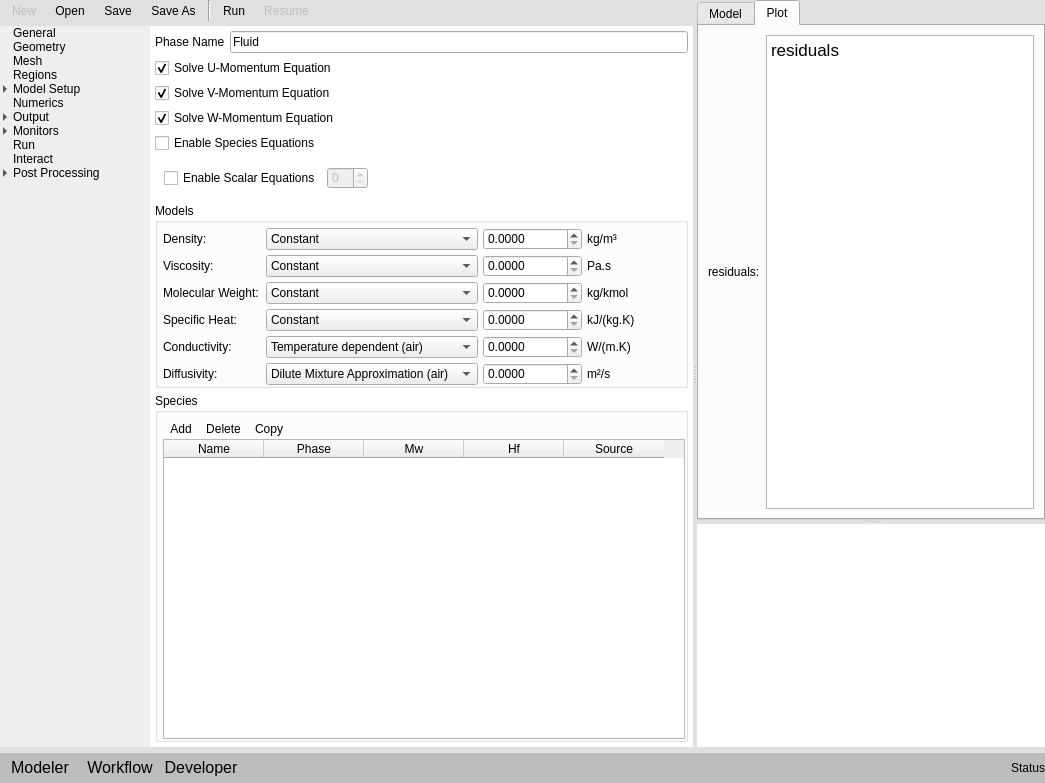
Above: gui/uifiles/gui.ui from truongd8593/mfix before the change. Below: the same form after it.
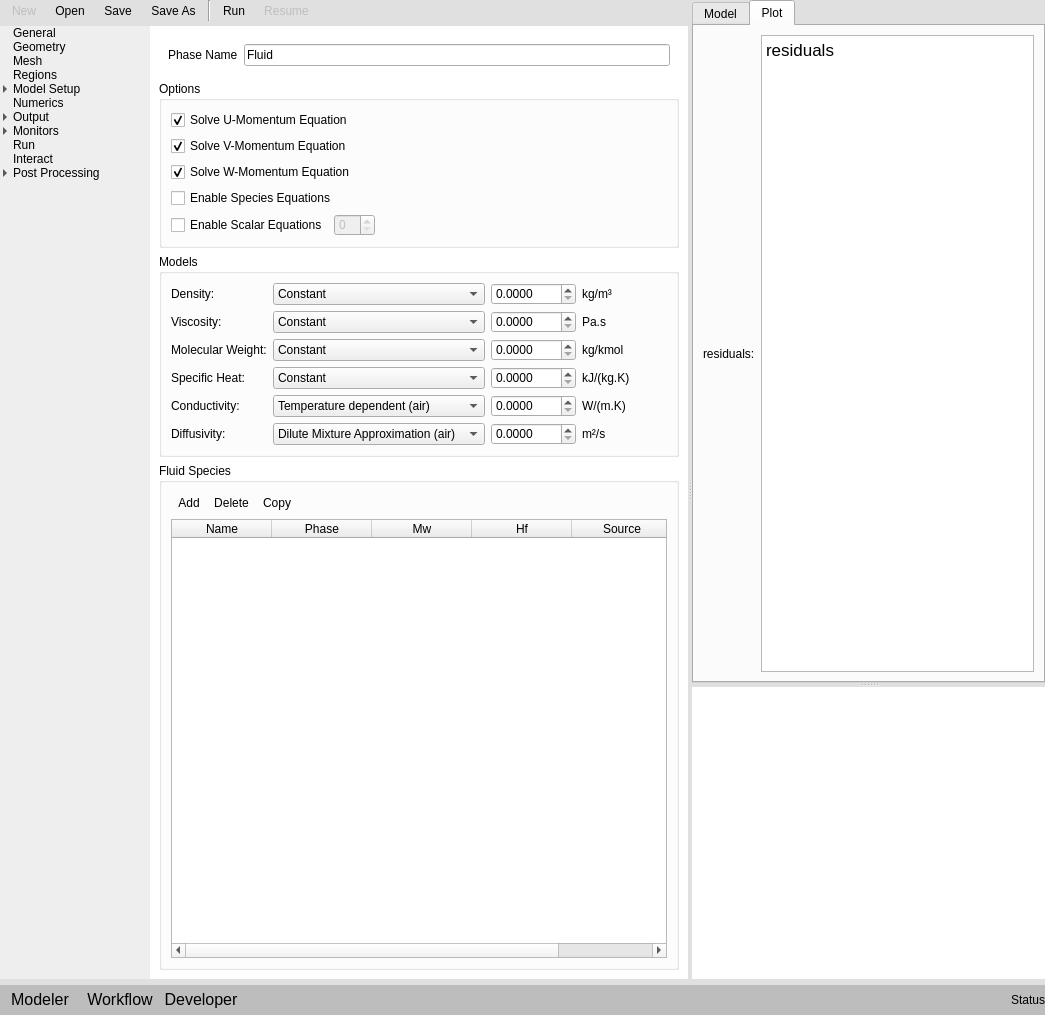
That is the form after the change. The open tabs and pages were chosen to show the change. Custom widgets are drawn as their Qt base class.

Commit message: fix some alignment issues in 'fluid' pane

```diff
--- a/gui/uifiles/gui.ui
+++ b/gui/uifiles/gui.ui
@@ -7,7 +7,7 @@
     <x>0</x>
     <y>0</y>
     <width>1045</width>
-    <height>783</height>
+    <height>1015</height>
    </rect>
   </property>
   <property name="windowTitle">
@@ -629,14 +629,8 @@
                   <number>1</number>
                  </property>
                  <widget class="QWidget" name="fluid">
-                  <layout class="QVBoxLayout" name="verticalLayout_7">
-                   <property name="spacing">
-                    <number>5</number>
-                   </property>
-                   <property name="margin">
-                    <number>5</number>
-                   </property>
-                   <item>
+                  <layout class="QGridLayout" name="gridLayout_3">
+                   <item row="0" column="0">
                     <widget class="QFrame" name="frame_fluid_phase_name">
                      <property name="frameShape">
                       <enum>QFrame::NoFrame</enum>
@@ -644,13 +638,9 @@
                      <property name="frameShadow">
                       <enum>QFrame::Plain</enum>
                      </property>
-                     <layout class="QHBoxLayout" name="horizontalLayout_16">
-                      <property name="spacing">
-                       <number>5</number>
-                      </property>
-                      <property name="margin">
-                       <number>0</number>
-                      </property>
+                     <layout class="QGridLayout" name="gridLayout_2">
+                      <item row="0" column="0">
+                       <layout class="QHBoxLayout" name="horizontalLayout_3">
                       <item>
                        <widget class="QLabel" name="label_27">
                         <property name="text">
@@ -666,9 +656,20 @@
                        </widget>
                       </item>
                      </layout>
+                      </item>
+                     </layout>
                     </widget>
                    </item>
-                   <item>
+                   <item row="1" column="0">
+                    <widget class="QGroupBox" name="groupBox">
+                     <property name="title">
+                      <string>Options</string>
+                     </property>
+                     <property name="flat">
+                      <bool>true</bool>
+                     </property>
+                     <layout class="QGridLayout" name="gridLayout">
+                      <item row="0" column="0">
                     <widget class="CheckBox" name="checkbox_keyword_momentum_x_eq_args_0">
                      <property name="text">
                       <string>Solve U-Momentum Equation</string>
@@ -678,7 +679,7 @@
                      </property>
                     </widget>
                    </item>
-                   <item>
+                      <item row="1" column="0">
                     <widget class="CheckBox" name="checkbox_keyword_momentum_y_eq_args_0">
                      <property name="text">
                       <string>Solve V-Momentum Equation</string>
@@ -688,7 +689,7 @@
                      </property>
                     </widget>
                    </item>
-                   <item>
+                      <item row="2" column="0">
                     <widget class="CheckBox" name="checkbox_keyword_momentum_z_eq_args_0">
                      <property name="text">
                       <string>Solve W-Momentum Equation</string>
@@ -698,22 +699,15 @@
                      </property>
                     </widget>
                    </item>
-                   <item>
+                      <item row="3" column="0">
                     <widget class="CheckBox" name="checkbox_keyword_species_eq_args_0">
                      <property name="text">
                       <string>Enable Species Equations</string>
                      </property>
                     </widget>
                    </item>
-                   <item>
-                    <widget class="QFrame" name="splitter_fluid_scalar_eq">
-                     <property name="minimumSize">
-                      <size>
-                       <width>0</width>
-                       <height>0</height>
-                      </size>
-                     </property>
-                     <layout class="QHBoxLayout" name="horizontalLayout_3">
+                      <item row="4" column="0">
+                       <layout class="QHBoxLayout" name="horizontalLayout_4">
                       <item>
                        <widget class="QCheckBox" name="checkbox_enable_fluid_scalar_eq">
                         <property name="text">
@@ -738,16 +732,18 @@
                         </property>
                         <property name="sizeHint" stdset="0">
                          <size>
-                          <width>286</width>
+                            <width>40</width>
                           <height>20</height>
                          </size>
                         </property>
                        </spacer>
                       </item>
                      </layout>
+                      </item>
+                     </layout>
                     </widget>
                    </item>
-                   <item>
+                   <item row="2" column="0">
                     <widget class="QGroupBox" name="groupbox_fluid_phase_models">
                      <property name="title">
                       <string>Models</string>
@@ -755,22 +751,14 @@
                      <property name="flat">
                       <bool>true</bool>
                      </property>
-                     <layout class="QGridLayout" name="gridLayout_14">
-                      <property name="leftMargin">
-                       <number>5</number>
-                      </property>
-                      <property name="topMargin">
-                       <number>5</number>
-                      </property>
-                      <property name="rightMargin">
-                       <number>0</number>
-                      </property>
-                      <property name="bottomMargin">
-                       <number>0</number>
-                      </property>
-                      <property name="spacing">
-                       <number>5</number>
-                      </property>
+                     <layout class="QGridLayout" name="gridLayout_5">
+                      <item row="0" column="0">
+                       <widget class="QLabel" name="label_28">
+                        <property name="text">
+                         <string>Density:</string>
+                        </property>
+                       </widget>
+                      </item>
                       <item row="0" column="1">
                        <widget class="QComboBox" name="combobox_fluid_density_model">
                         <item>
@@ -790,6 +778,37 @@
                         </item>
                        </widget>
                       </item>
+                      <item row="0" column="2">
+                       <widget class="DoubleSpinBox" name="spinbox_keyword_ro_g0">
+                        <property name="decimals">
+                         <number>4</number>
+                        </property>
+                        <property name="singleStep">
+                         <double>0.001000000000000</double>
+                        </property>
+                       </widget>
+                      </item>
+                      <item row="0" column="3">
+                       <widget class="QLabel" name="label_2">
+                        <property name="font">
+                         <font>
+                          <weight>50</weight>
+                          <italic>false</italic>
+                          <bold>false</bold>
+                         </font>
+                        </property>
+                        <property name="text">
+                         <string>kg/m³ </string>
+                        </property>
+                       </widget>
+                      </item>
+                      <item row="1" column="0">
+                       <widget class="QLabel" name="label_29">
+                        <property name="text">
+                         <string>Viscosity:</string>
+                        </property>
+                       </widget>
+                      </item>
                       <item row="1" column="1">
                        <widget class="QComboBox" name="combobox_fluid_viscosity_model">
                         <item>
@@ -809,6 +828,35 @@
                         </item>
                        </widget>
                       </item>
+                      <item row="1" column="2">
+                       <widget class="DoubleSpinBox" name="spinbox_keyword_mu_g0">
+                        <property name="decimals">
+                         <number>4</number>
+                        </property>
+                        <property name="singleStep">
+                         <double>0.001000000000000</double>
+                        </property>
+                       </widget>
+                      </item>
+                      <item row="1" column="3">
+                       <widget class="QLabel" name="label_3">
+                        <property name="font">
+                         <font>
+                          <italic>false</italic>
+                         </font>
+                        </property>
+                        <property name="text">
+                         <string>Pa.s</string>
+                        </property>
+                       </widget>
+                      </item>
+                      <item row="2" column="0">
+                       <widget class="QLabel" name="label_30">
+                        <property name="text">
+                         <string>Molecular Weight:</string>
+                        </property>
+                       </widget>
+                      </item>
                       <item row="2" column="1">
                        <widget class="QComboBox" name="combobox_fluid_molecular_weight_model">
                         <item>
@@ -823,6 +871,28 @@
                         </item>
                        </widget>
                       </item>
+                      <item row="2" column="2">
+                       <widget class="DoubleSpinBox" name="spinbox_keyword_mw_avg">
+                        <property name="decimals">
+                         <number>4</number>
+                        </property>
+                        <property name="singleStep">
+                         <double>0.001000000000000</double>
+                        </property>
+                       </widget>
+                      </item>
+                      <item row="2" column="3">
+                       <widget class="QLabel" name="label_4">
+                        <property name="font">
+                         <font>
+                          <italic>false</italic>
+                         </font>
+                        </property>
+                        <property name="text">
+                         <string>kg/kmol</string>
+                        </property>
+                       </widget>
+                      </item>
                       <item row="3" column="0">
                        <widget class="QLabel" name="label_31">
                         <property name="text">
@@ -830,24 +900,44 @@
                         </property>
                        </widget>
                       </item>
-                      <item row="2" column="0">
-                       <widget class="QLabel" name="label_30">
+                      <item row="3" column="1">
+                       <widget class="QComboBox" name="combobox_fluid_specific_heat_model">
+                        <item>
                         <property name="text">
-                         <string>Molecular Weight:</string>
-                        </property>
-                       </widget>
-                      </item>
-                      <item row="0" column="0">
-                       <widget class="QLabel" name="label_28">
+                          <string>Constant</string>
+                         </property>
+                        </item>
+                        <item>
                         <property name="text">
-                         <string>Density:</string>
-                        </property>
+                          <string>Mixture</string>
+                         </property>
+                        </item>
+                        <item>
+                         <property name="text">
+                          <string>UDF</string>
+                         </property>
+                        </item>
                        </widget>
                       </item>
-                      <item row="1" column="0">
-                       <widget class="QLabel" name="label_29">
+                      <item row="3" column="2">
+                       <widget class="DoubleSpinBox" name="spinbox_keyword_cp_g0">
+                        <property name="decimals">
+                         <number>4</number>
+                        </property>
+                        <property name="singleStep">
+                         <double>0.001000000000000</double>
+                        </property>
+                       </widget>
+                      </item>
+                      <item row="3" column="3">
+                       <widget class="QLabel" name="label_5">
+                        <property name="font">
+                         <font>
+                          <italic>false</italic>
+                         </font>
+                        </property>
                         <property name="text">
-                         <string>Viscosity:</string>
+                         <string>kJ/(kg.K)</string>
                         </property>
                        </widget>
                       </item>
@@ -880,6 +970,28 @@
                         </item>
                        </widget>
                       </item>
+                      <item row="4" column="2">
+                       <widget class="DoubleSpinBox" name="spinbox_keyword_k_g0">
+                        <property name="decimals">
+                         <number>4</number>
+                        </property>
+                        <property name="singleStep">
+                         <double>0.001000000000000</double>
+                        </property>
+                       </widget>
+                      </item>
+                      <item row="4" column="3">
+                       <widget class="QLabel" name="label_6">
+                        <property name="font">
+                         <font>
+                          <italic>false</italic>
+                         </font>
+                        </property>
+                        <property name="text">
+                         <string>W/(m.K)</string>
+                        </property>
+                       </widget>
+                      </item>
                       <item row="5" column="0">
                        <widget class="QLabel" name="label_37">
                         <property name="text">
@@ -887,35 +999,6 @@
                         </property>
                        </widget>
                       </item>
-                      <item row="3" column="1">
-                       <widget class="QComboBox" name="combobox_fluid_specific_heat_model">
-                        <item>
-                         <property name="text">
-                          <string>Constant</string>
-                         </property>
-                        </item>
-                        <item>
-                         <property name="text">
-                          <string>Mixture</string>
-                         </property>
-                        </item>
-                        <item>
-                         <property name="text">
-                          <string>UDF</string>
-                         </property>
-                        </item>
-                       </widget>
-                      </item>
-                      <item row="0" column="2">
-                       <widget class="DoubleSpinBox" name="spinbox_keyword_ro_g0">
-                        <property name="decimals">
-                         <number>4</number>
-                        </property>
-                        <property name="singleStep">
-                         <double>0.001000000000000</double>
-                        </property>
-                       </widget>
-                      </item>
                       <item row="5" column="1">
                        <widget class="QComboBox" name="combobox_fluid_diffusion_model">
                         <property name="currentIndex">
@@ -938,46 +1021,6 @@
                         </item>
                        </widget>
                       </item>
-                      <item row="1" column="2">
-                       <widget class="DoubleSpinBox" name="spinbox_keyword_mu_g0">
-                        <property name="decimals">
-                         <number>4</number>
-                        </property>
-                        <property name="singleStep">
-                         <double>0.001000000000000</double>
-                        </property>
-                       </widget>
-                      </item>
-                      <item row="2" column="2">
-                       <widget class="DoubleSpinBox" name="spinbox_keyword_mw_avg">
-                        <property name="decimals">
-                         <number>4</number>
-                        </property>
-                        <property name="singleStep">
-                         <double>0.001000000000000</double>
-                        </property>
-                       </widget>
-                      </item>
-                      <item row="3" column="2">
-                       <widget class="DoubleSpinBox" name="spinbox_keyword_cp_g0">
-                        <property name="decimals">
-                         <number>4</number>
-                        </property>
-                        <property name="singleStep">
-                         <double>0.001000000000000</double>
-                        </property>
-                       </widget>
-                      </item>
-                      <item row="4" column="2">
-                       <widget class="DoubleSpinBox" name="spinbox_keyword_k_g0">
-                        <property name="decimals">
-                         <number>4</number>
-                        </property>
-                        <property name="singleStep">
-                         <double>0.001000000000000</double>
-                        </property>
-                       </widget>
-                      </item>
                       <item row="5" column="2">
                        <widget class="DoubleSpinBox" name="spinbox_keyword_dif_g0">
                         <property name="decimals">
@@ -988,54 +1031,6 @@
                         </property>
                        </widget>
                       </item>
-                      <item row="1" column="3">
-                       <widget class="QLabel" name="label_3">
-                        <property name="font">
-                         <font>
-                          <italic>false</italic>
-                         </font>
-                        </property>
-                        <property name="text">
-                         <string>Pa.s</string>
-                        </property>
-                       </widget>
-                      </item>
-                      <item row="2" column="3">
-                       <widget class="QLabel" name="label_4">
-                        <property name="font">
-                         <font>
-                          <italic>false</italic>
-                         </font>
-                        </property>
-                        <property name="text">
-                         <string>kg/kmol</string>
-                        </property>
-                       </widget>
-                      </item>
-                      <item row="3" column="3">
-                       <widget class="QLabel" name="label_5">
-                        <property name="font">
-                         <font>
-                          <italic>false</italic>
-                         </font>
-                        </property>
-                        <property name="text">
-                         <string>kJ/(kg.K)</string>
-                        </property>
-                       </widget>
-                      </item>
-                      <item row="4" column="3">
-                       <widget class="QLabel" name="label_6">
-                        <property name="font">
-                         <font>
-                          <italic>false</italic>
-                         </font>
-                        </property>
-                        <property name="text">
-                         <string>W/(m.K)</string>
-                        </property>
-                       </widget>
-                      </item>
                       <item row="5" column="3">
                        <widget class="QLabel" name="label_7">
                         <property name="font">
@@ -1048,27 +1043,13 @@
                         </property>
                        </widget>
                       </item>
-                      <item row="0" column="3">
-                       <widget class="QLabel" name="label_2">
-                        <property name="font">
-                         <font>
-                          <weight>50</weight>
-                          <italic>false</italic>
-                          <bold>false</bold>
-                         </font>
-                        </property>
-                        <property name="text">
-                         <string>kg/m³ </string>
-                        </property>
-                       </widget>
-                      </item>
                      </layout>
                     </widget>
                    </item>
-                   <item>
+                   <item row="3" column="0">
                     <widget class="QGroupBox" name="groupbox_fluid_phase_species">
                      <property name="title">
-                      <string>Species</string>
+                      <string>Fluid Species</string>
                      </property>
                      <property name="flat">
                       <bool>true</bool>
@@ -1076,23 +1057,8 @@
                      <property name="checkable">
                       <bool>false</bool>
                      </property>
-                     <layout class="QVBoxLayout" name="verticalLayout_8">
-                      <property name="spacing">
-                       <number>0</number>
-                      </property>
-                      <property name="leftMargin">
-                       <number>5</number>
-                      </property>
-                      <property name="topMargin">
-                       <number>5</number>
-                      </property>
-                      <property name="rightMargin">
-                       <number>0</number>
-                      </property>
-                      <property name="bottomMargin">
-                       <number>0</number>
-                      </property>
-                      <item>
+                     <layout class="QGridLayout" name="gridLayout_4">
+                      <item row="0" column="0">
                        <widget class="QFrame" name="frame_20">
                         <property name="frameShape">
                          <enum>QFrame::NoFrame</enum>
@@ -1153,7 +1119,7 @@
                         </layout>
                        </widget>
                       </item>
-                      <item>
+                      <item row="1" column="0">
                        <widget class="QTableWidget" name="tablewidget_fluid_species">
                         <property name="frameShadow">
                          <enum>QFrame::Plain</enum>
@@ -3158,7 +3124,7 @@
                    <string>&lt;!DOCTYPE HTML PUBLIC &quot;-//W3C//DTD HTML 4.0//EN&quot; &quot;http://www.w3.org/TR/REC-html40/strict.dtd&quot;&gt;
 &lt;html&gt;&lt;head&gt;&lt;meta name=&quot;qrichtext&quot; content=&quot;1&quot; /&gt;&lt;style type=&quot;text/css&quot;&gt;
 p, li { white-space: pre-wrap; }
-&lt;/style&gt;&lt;/head&gt;&lt;body style=&quot; font-family:'MS Shell Dlg 2'; font-size:8.25pt; font-weight:400; font-style:normal;&quot;&gt;
+&lt;/style&gt;&lt;/head&gt;&lt;body style=&quot; font-family:'Sans Serif'; font-size:9pt; font-weight:400; font-style:normal;&quot;&gt;
 &lt;p style=&quot; margin-top:0px; margin-bottom:0px; margin-left:0px; margin-right:0px; -qt-block-indent:0; text-indent:0px;&quot;&gt;&lt;span style=&quot; font-family:'.SF NS Text'; font-size:13pt;&quot;&gt;residuals&lt;/span&gt;&lt;/p&gt;&lt;/body&gt;&lt;/html&gt;</string>
                   </property>
                  </widget>
```
Left out of the diff: 21 changed lines with no effect on the pictures. Lines whose indentation alone changed are shown as unchanged.
